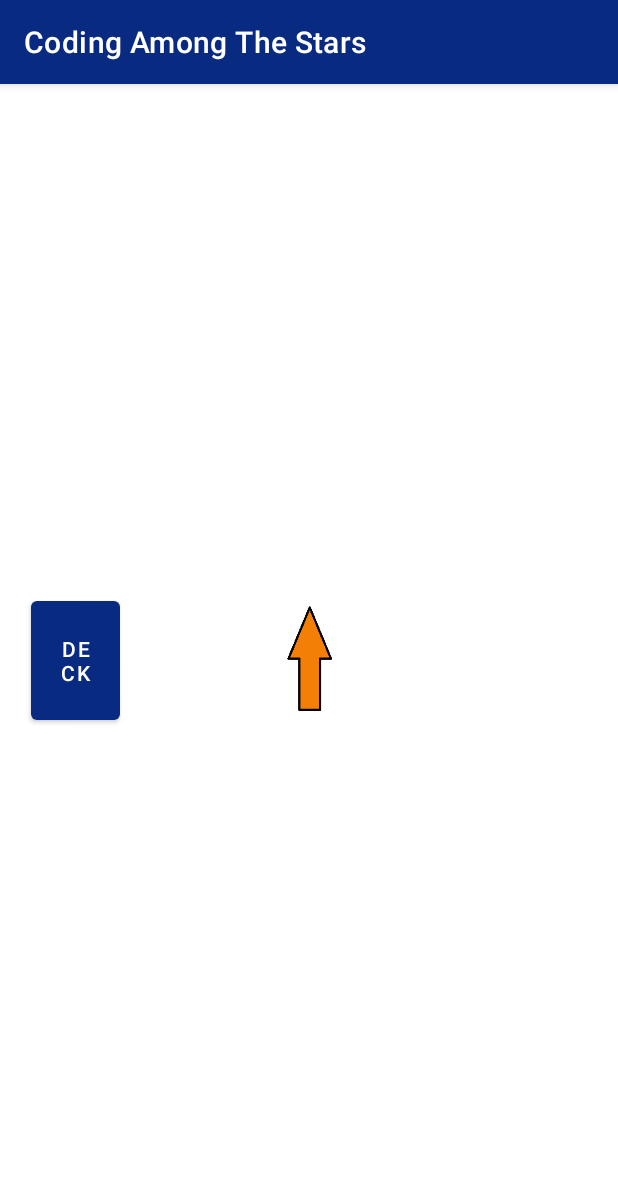
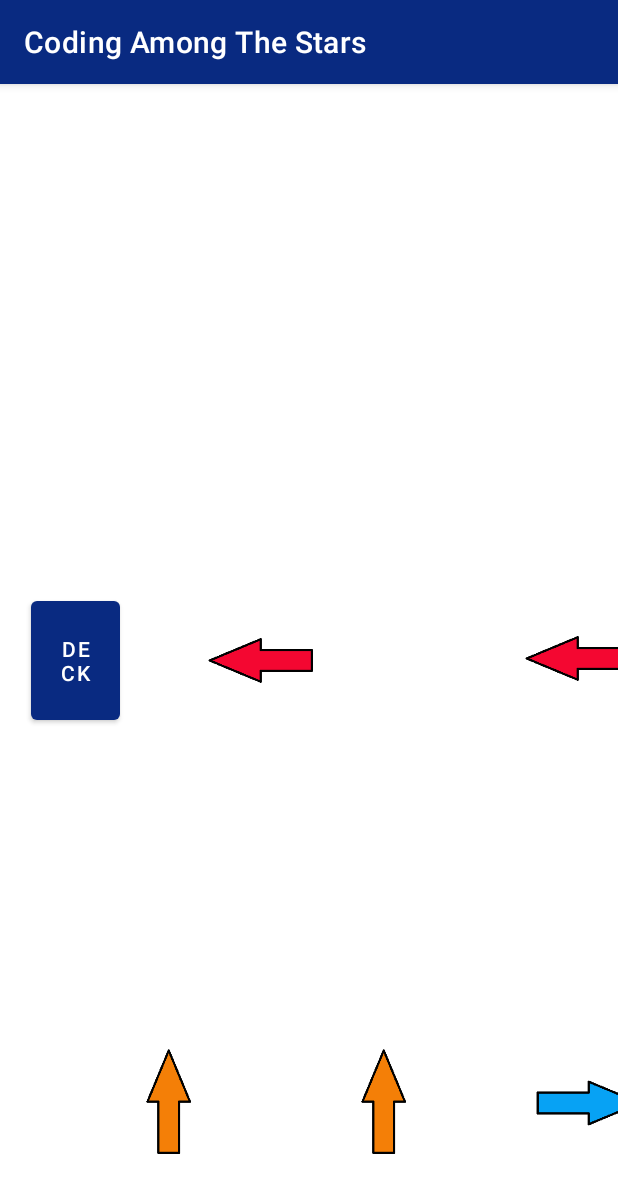
Before and after one commit to srodriguezal/CodingAmongTheStars, an Android app: the screen it shows after launch (MainActivity), after a tap on "DECK", on a phone screen of 412 x 824 dp. Shown: the top 1193 px of the screen. Run offline under Robolectric (Android 15) with nearby library versions, the phone set to English and light mode, and no system bars.

Commit message:
setPlayerDeck/drawCards done

```diff
--- a/app/src/main/java/com/example/codingamongthestars/MainActivity.kt
+++ b/app/src/main/java/com/example/codingamongthestars/MainActivity.kt
@@ -11,29 +11,60 @@ class MainActivity : AppCompatActivity() {
         super.onCreate(savedInstanceState)
         setContentView(R.layout.game_screen)
 
+        val deck = Deck()
+        val newCard1Image: ImageView = findViewById(R.id.imgViewNewCard1)
+        val newCard2Image: ImageView = findViewById(R.id.imgViewNewCard2)
+        val card1Image: ImageView = findViewById(R.id.imgViewCard1)
+        val card2Image: ImageView = findViewById(R.id.imgViewCard2)
+        val card3Image: ImageView = findViewById(R.id.imgViewCard3)
+        val card4Image: ImageView = findViewById(R.id.imgViewCard4)
+
+        setPlayerDeck(deck, card1Image, card2Image, card3Image, card4Image)
+
         // Esto irá en la clase que llame a game_screen
         val deckRollButton: Button = findViewById(R.id.deck_button)
 
         deckRollButton.setOnClickListener {
-            dealCards()
+            drawCards(deck, newCard1Image, newCard2Image)
         }
 
 
     }
 
-    private fun dealCards() {
-        val deck = Deck()
-        val cardImage: ImageView = findViewById(R.id.imgViewCard)
+    private fun setPlayerDeck(deck: Deck, card1: ImageView, card2: ImageView, card3: ImageView,
+                              card4: ImageView) {
+        dealCard(deck, card1)
+        dealCard(deck, card2)
+        dealCard(deck, card3)
+        dealCard(deck, card4)
 
-        when (deck.dealCards()) {
+
+    }
+
+    private fun setImageCard(card: String, cardImage: ImageView){
+        when (card) {
             "goForward" -> cardImage.setImageResource(R.drawable.card_go_forward)
             "right" -> cardImage.setImageResource(R.drawable.card_right)
             "left" -> cardImage.setImageResource(R.drawable.card_left)
             "turnAround" -> cardImage.setImageResource(R.drawable.card_turn_around)
+            "None" -> cardImage.setImageResource(R.drawable.card_back)
 
         }
 
     }
 
+    private fun dealCard(deck: Deck, cardImage: ImageView) {
+        setImageCard(deck.dealCard(), cardImage)
+
+
+    }
+
+    private fun drawCards(deck: Deck, card1: ImageView, card2: ImageView,){
+        dealCard(deck, card1)
+        dealCard(deck, card2)
+
+    }
+
+
 
 }
--- a/app/src/main/java/com/example/codingamongthestars/deck/Deck.kt
+++ b/app/src/main/java/com/example/codingamongthestars/deck/Deck.kt
@@ -8,7 +8,21 @@ class Deck {
     private val turnAroundDeck = Array(4) { "turnAround" }
     private val deck = arrayOf(goForwardDeck, rightDeck, leftDeck, turnAroundDeck).flatten()
 
-    fun dealCards(): String {
-        return deck.random()
+    fun dealCard(): String {
+        if (deck.isNotEmpty()){
+            val card = deck.random()
+            removeCardFromDeck(card)
+            return card
+
+        } else
+            return "None"
+
     }
+
+    fun removeCardFromDeck(card: String): Array<String> {
+        return deck
+            .filter { it != card }
+            .toTypedArray()
+    }
+
 }
--- a/app/src/main/res/layout/game_screen.xml
+++ b/app/src/main/res/layout/game_screen.xml
@@ -1,6 +1,7 @@
 <?xml version="1.0" encoding="utf-8"?>
 <androidx.constraintlayout.widget.ConstraintLayout xmlns:android="http://schemas.android.com/apk/res/android"
     xmlns:app="http://schemas.android.com/apk/res-auto"
+    xmlns:tools="http://schemas.android.com/tools"
     android:layout_width="match_parent"
     android:layout_height="match_parent">
 
@@ -16,14 +17,85 @@
         app:layout_constraintTop_toTopOf="parent" />
 
     <ImageView
-        android:id="@+id/imgViewCard"
+        android:id="@+id/imgViewNewCard1"
         android:layout_width="75dp"
         android:layout_height="108dp"
+        android:contentDescription="@string/card"
         app:layout_constraintBottom_toBottomOf="parent"
         app:layout_constraintEnd_toEndOf="parent"
+        app:layout_constraintHorizontal_bias="0.218"
+        app:layout_constraintStart_toEndOf="@+id/deck_button"
+        app:layout_constraintTop_toTopOf="parent"
+        app:srcCompat="@drawable/card_back" />
+
+    <ImageView
+        android:id="@+id/imgViewNewCard2"
+        android:layout_width="75dp"
+        android:layout_height="108dp"
+        android:layout_marginStart="136dp"
+        android:contentDescription="card"
+        app:layout_constraintBottom_toBottomOf="parent"
+        app:layout_constraintEnd_toEndOf="parent"
+        app:layout_constraintHorizontal_bias="0.004"
+        app:layout_constraintStart_toEndOf="@+id/imgViewNewCard1"
+        app:layout_constraintTop_toTopOf="parent"
+        app:layout_constraintVertical_bias="0.498"
+        app:srcCompat="@drawable/card_back" />
+
+    <ImageView
+        android:id="@+id/imgViewCard1"
+        android:layout_width="75dp"
+        android:layout_height="108dp"
+        android:contentDescription="card"
+        app:layout_constraintBottom_toBottomOf="parent"
+        app:layout_constraintEnd_toEndOf="parent"
+        app:layout_constraintHorizontal_bias="0.221"
         app:layout_constraintStart_toStartOf="parent"
         app:layout_constraintTop_toTopOf="parent"
-        app:srcCompat="@drawable/card_back"
-        android:contentDescription="card" />
+        app:layout_constraintVertical_bias="0.947"
+        app:srcCompat="@drawable/card_back" />
+
+    <ImageView
+        android:id="@+id/imgViewCard2"
+        android:layout_width="75dp"
+        android:layout_height="108dp"
+        android:layout_marginStart="68dp"
+        android:contentDescription="card"
+        app:layout_constraintBottom_toBottomOf="parent"
+        app:layout_constraintEnd_toEndOf="parent"
+        app:layout_constraintHorizontal_bias="0.0"
+        app:layout_constraintStart_toEndOf="@+id/imgViewCard1"
+        app:layout_constraintTop_toTopOf="parent"
+        app:layout_constraintVertical_bias="0.947"
+        app:srcCompat="@drawable/card_back" />
+
+    <ImageView
+        android:id="@+id/imgViewCard3"
+        android:layout_width="75dp"
+        android:layout_height="108dp"
+        android:layout_marginStart="61dp"
+        android:contentDescription="card"
+        app:layout_constraintBottom_toBottomOf="parent"
+        app:layout_constraintEnd_toEndOf="parent"
+        app:layout_constraintHorizontal_bias="0.0"
+        app:layout_constraintStart_toEndOf="@+id/imgViewCard2"
+        app:layout_constraintTop_toTopOf="parent"
+        app:layout_constraintVertical_bias="0.947"
+        app:srcCompat="@drawable/card_back" />
+
+    <ImageView
+        android:id="@+id/imgViewCard4"
+        android:layout_width="75dp"
+        android:layout_height="108dp"
+        android:layout_marginStart="64dp"
+        android:contentDescription="card"
+        app:layout_constraintBottom_toBottomOf="parent"
+        app:layout_constraintEnd_toEndOf="parent"
+        app:layout_constraintHorizontal_bias="0.058"
+        app:layout_constraintStart_toEndOf="@+id/imgViewCard3"
+        app:layout_constraintTop_toTopOf="parent"
+        app:layout_constraintVertical_bias="0.947"
+        app:srcCompat="@drawable/card_back" />
+
 
 </androidx.constraintlayout.widget.ConstraintLayout>
--- a/app/src/main/res/values/strings.xml
+++ b/app/src/main/res/values/strings.xml
@@ -1,4 +1,5 @@
 <resources>
     <string name="app_name">Coding Among The Stars</string>
     <string name="deck">Deck</string>
+    <string name="card">card</string>
 </resources>
```
